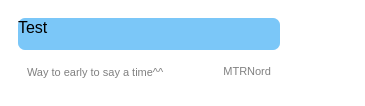
This is qml/ui/ownmessage.ui in Nordgedanken/Morpheus as Qt 5 draws it before an edit. The edited form follows.
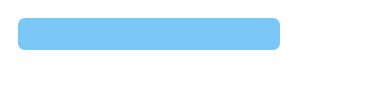
This is the edited form. Icons and pictures are not drawn.

Commit message: Remove UI Defaults too let it look a bit better on loading

What changed in the file:
```diff
--- a/qml/ui/ownmessage.ui
+++ b/qml/ui/ownmessage.ui
@@ -114,7 +114,7 @@
 border-radius:7px;</string>
            </property>
            <property name="text">
-            <string>Test</string>
+            <string/>
            </property>
            <property name="scaledContents">
             <bool>false</bool>
@@ -150,7 +150,7 @@
                <string notr="true">color:grey;</string>
               </property>
               <property name="text">
-               <string>Way to early to say a time^^</string>
+               <string/>
               </property>
               <property name="alignment">
                <set>Qt::AlignLeading|Qt::AlignLeft|Qt::AlignVCenter</set>
@@ -174,7 +174,7 @@
                <string notr="true">color:grey;</string>
               </property>
               <property name="text">
-               <string>MTRNord</string>
+               <string/>
               </property>
               <property name="alignment">
                <set>Qt::AlignRight|Qt::AlignTrailing|Qt::AlignVCenter</set>
```
The commit also changes 3 other files.
